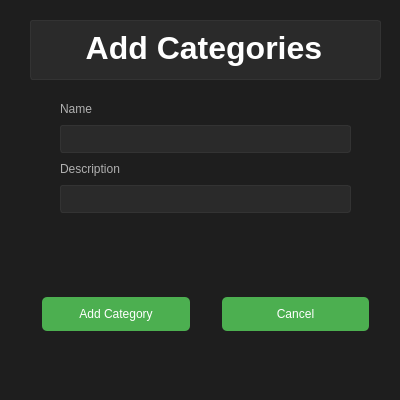
Adrianrguez96/sales_management, file design/add_category_form.ui: the form before one commit.
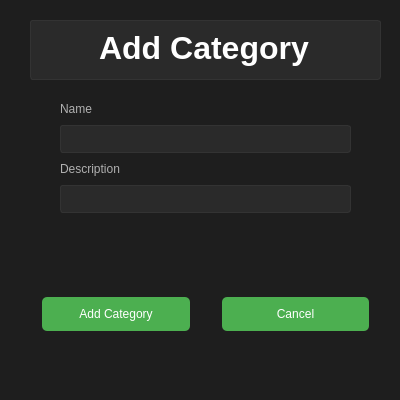
The form after the commit.

What changed in the file:
```diff
--- a/design/add_category_form.ui
+++ b/design/add_category_form.ui
@@ -216,7 +216,7 @@
 &lt;html&gt;&lt;head&gt;&lt;meta name=&quot;qrichtext&quot; content=&quot;1&quot; /&gt;&lt;title&gt;Add Product&lt;/title&gt;&lt;style type=&quot;text/css&quot;&gt;
 p, li { white-space: pre-wrap; }
 &lt;/style&gt;&lt;/head&gt;&lt;body style=&quot; font-family:'MS Shell Dlg 2'; font-size:8.25pt; font-weight:400; font-style:normal;&quot;&gt;
-&lt;p align=&quot;center&quot; style=&quot; margin-top:20px; margin-bottom:20px; margin-left:0px; margin-right:0px; -qt-block-indent:0; text-indent:0px;&quot;&gt;&lt;span style=&quot; font-family:'MS Shell Dlg 2,sans-serif'; font-size:24pt; font-weight:600; color:#ffffff;&quot;&gt;Add Categories&lt;/span&gt;&lt;span style=&quot; font-family:'MS Shell Dlg 2,sans-serif'; font-size:8pt; color:#ffffff;&quot;&gt; &lt;/span&gt;&lt;/p&gt;&lt;/body&gt;&lt;/html&gt;</string>
+&lt;p align=&quot;center&quot; style=&quot; margin-top:20px; margin-bottom:20px; margin-left:0px; margin-right:0px; -qt-block-indent:0; text-indent:0px;&quot;&gt;&lt;span style=&quot; font-family:'MS Shell Dlg 2,sans-serif'; font-size:24pt; font-weight:600; color:#ffffff;&quot;&gt;Add Category&lt;/span&gt;&lt;span style=&quot; font-family:'MS Shell Dlg 2,sans-serif'; font-size:8pt; color:#ffffff;&quot;&gt; &lt;/span&gt;&lt;/p&gt;&lt;/body&gt;&lt;/html&gt;</string>
       </property>
      </widget>
     </item>
```
